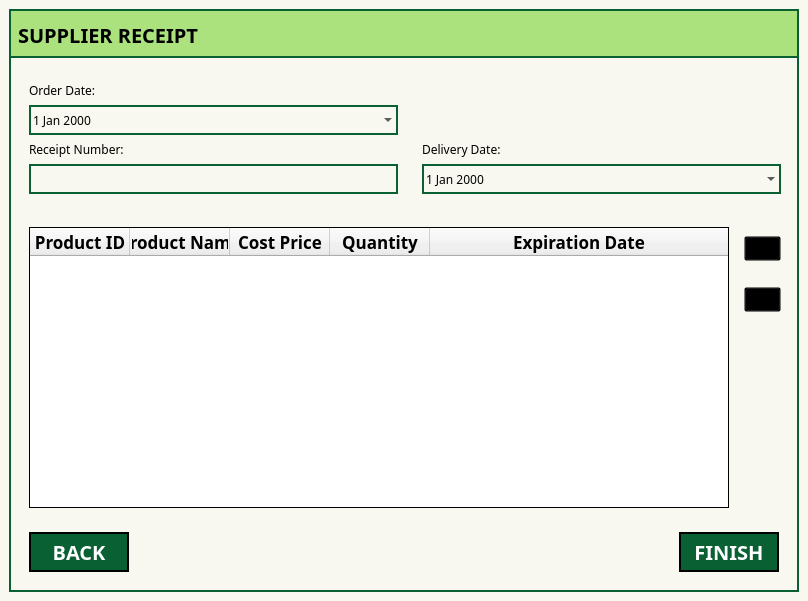
Qt form Screens/MainMenuScreens/Records/Add_Receipt.ui (Bideiro/Ranil_project_py) before a commit.
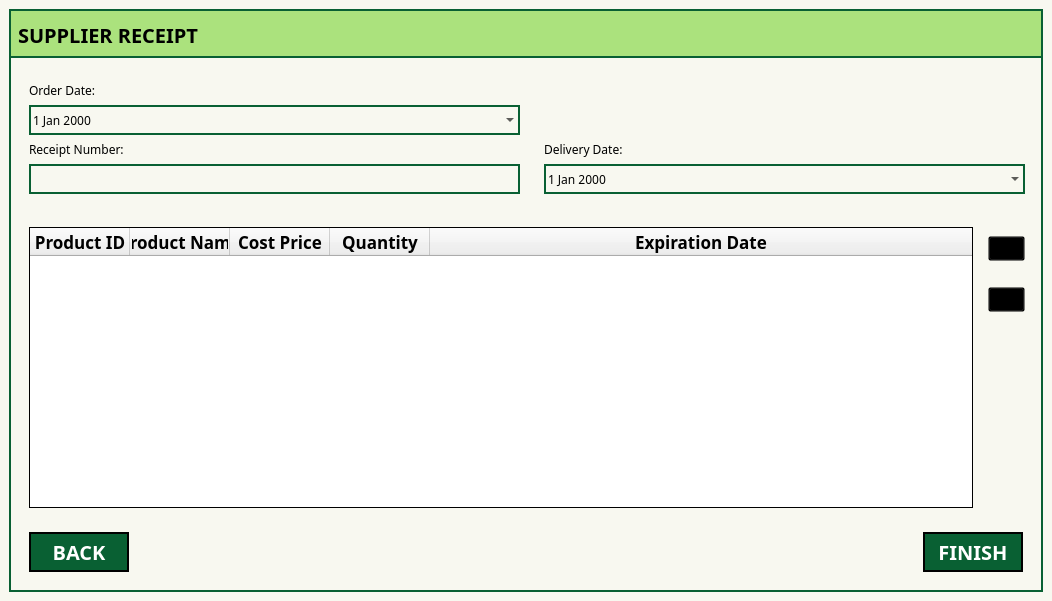
The same form after that commit. Icons and pictures are not drawn.

```diff
--- a/Screens/MainMenuScreens/Records/Add_Receipt.ui
+++ b/Screens/MainMenuScreens/Records/Add_Receipt.ui
@@ -6,7 +6,7 @@
    <rect>
     <x>0</x>
     <y>0</y>
-    <width>808</width>
+    <width>1052</width>
     <height>601</height>
    </rect>
   </property>
```
